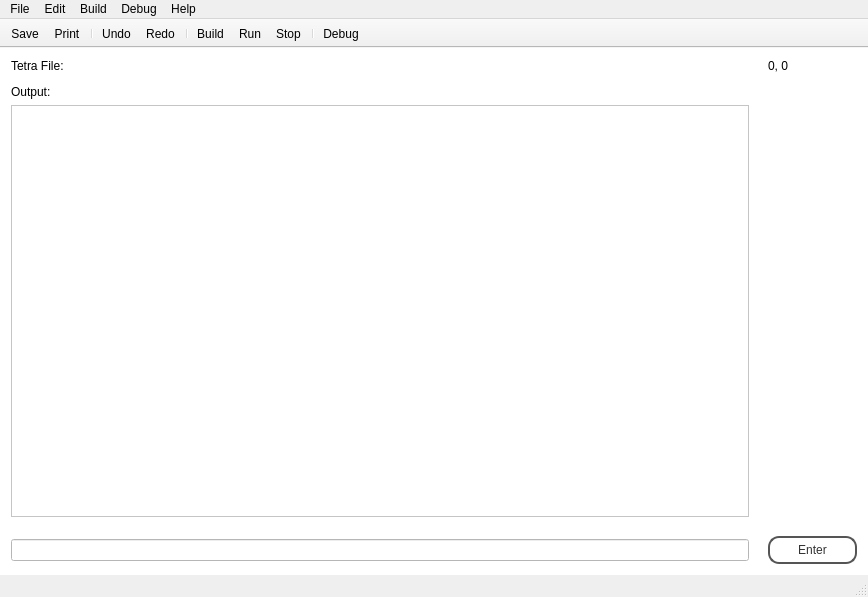
The window that gui/mainwindow.ui (IanFinlayson/tetra) describes before a commit, drawn with Qt 5.
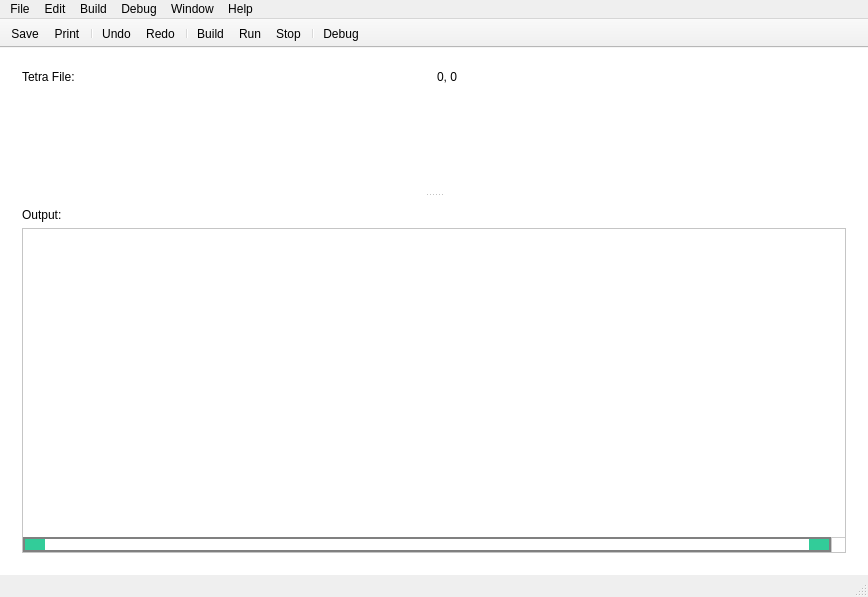
The same window after the commit. Icons and pictures are not drawn. Custom widgets are drawn as their Qt base class.

Commit message: added line number functionality, removed evaluate window, and added QSplitter for input/output windows

Diff of the .ui file:
```diff
--- a/gui/mainwindow.ui
+++ b/gui/mainwindow.ui
@@ -14,12 +14,43 @@
    <string>MainWindow</string>
   </property>
   <property name="styleSheet">
-   <string notr="true"/>
+   <string notr="true">QScrollBar:horizontal  {
+    border: 2px solid grey;
+    background: #32CC99;
+    height: 15px;
+    margin: 0px 20px 0 20px;
+}
+QScrollBar::handle:horizontal  {
+    background: white;
+    min-width: 20px;
+}
+QScrollBar::add-line:horizontal  {
+    border: 2px solid grey;
+    background: #32CC99;
+    width: 20px;
+    subcontrol-position: right;
+    subcontrol-origin: margin;
+}
+ 
+QScrollBar::sub-line:horizontal  {
+    border: 2px solid grey;
+    background: #32CC99;
+    width: 20px;
+    subcontrol-position: left;
+    subcontrol-origin: margin;
+}</string>
   </property>
   <widget class="QWidget" name="centralWidget">
    <property name="styleSheet">
     <string notr="true">background: rgb(255, 255, 255)</string>
    </property>
+   <layout class="QVBoxLayout" name="verticalLayout_2">
+    <item>
+     <widget class="QSplitter" name="splitter">
+      <property name="orientation">
+       <enum>Qt::Vertical</enum>
+      </property>
+      <widget class="QWidget" name="">
    <layout class="QGridLayout" name="gridLayout">
     <item row="0" column="0">
      <widget class="QLabel" name="tetraFileLabel">
@@ -28,8 +59,27 @@
       </property>
      </widget>
     </item>
-    <item row="3" column="0">
+        <item row="0" column="1">
+         <widget class="QLabel" name="cursorPosition">
+          <property name="sizePolicy">
+           <sizepolicy hsizetype="Minimum" vsizetype="Minimum">
+            <horstretch>0</horstretch>
+            <verstretch>0</verstretch>
+           </sizepolicy>
+          </property>
+          <property name="text">
+           <string>0, 0</string>
+          </property>
+         </widget>
+        </item>
+        <item row="1" column="0" colspan="2">
      <widget class="Editor" name="input" native="true">
+          <property name="sizePolicy">
+           <sizepolicy hsizetype="Expanding" vsizetype="Expanding">
+            <horstretch>0</horstretch>
+            <verstretch>0</verstretch>
+           </sizepolicy>
+          </property>
       <property name="sizeIncrement">
        <size>
         <width>1</width>
@@ -42,16 +92,57 @@
       <property name="contextMenuPolicy">
        <enum>Qt::DefaultContextMenu</enum>
       </property>
-     </widget>
-    </item>
-    <item row="4" column="0">
+          <property name="styleSheet">
+           <string notr="true">  QScrollBar:vertical {
+      border: 2px solid grey;
+      background: #32CC99;
+      width: 15px;
+      margin: 22px 0 22px 0;
+  }
+  QScrollBar::handle:vertical {
+      background: white;
+      min-height: 20px;
+  }
+  QScrollBar::add-line:vertical {
+      border: 2px solid grey;
+      background: #32CC99;
+      height: 20px;
+      subcontrol-position: bottom;
+      subcontrol-origin: margin;
+  }
+
+  QScrollBar::sub-line:vertical {
+      border: 2px solid grey;
+      background: #32CC99;
+      height: 20px;
+      subcontrol-position: top;
+      subcontrol-origin: margin;
+  }
+  QScrollBar::up-arrow:vertical, QScrollBar::down-arrow:vertical {
+      border: 2px solid grey;
+      width: 3px;
+      height: 3px;
+      background: white;
+  }
+
+  QScrollBar::add-page:vertical, QScrollBar::sub-page:vertical {
+      background: none;
+  }</string>
+          </property>
+         </widget>
+        </item>
+       </layout>
+      </widget>
+      <widget class="QWidget" name="">
+       <layout class="QVBoxLayout" name="verticalLayout">
+        <item>
      <widget class="QLabel" name="outputLabel">
       <property name="text">
        <string>Output:</string>
       </property>
      </widget>
     </item>
-    <item row="6" column="0">
+        <item>
      <widget class="QTextEdit" name="output">
       <property name="sizePolicy">
        <sizepolicy hsizetype="MinimumExpanding" vsizetype="MinimumExpanding">
@@ -59,82 +150,41 @@
         <verstretch>0</verstretch>
        </sizepolicy>
       </property>
+          <property name="autoFillBackground">
+           <bool>false</bool>
+          </property>
+          <property name="styleSheet">
+           <string notr="true">QScrollBar { border: none; }
+QScrollBar::sub-page:horizontal { background-color: red; }
+QScrollBar::add-page:horizontal { background-color: green; }
+QScrollBar::sub-page:vertical   { background-color: blue; }
+QScrollBar::add-page:vertical   { background-color: yellow; }</string>
+          </property>
+          <property name="frameShadow">
+           <enum>QFrame::Plain</enum>
+          </property>
+          <property name="verticalScrollBarPolicy">
+           <enum>Qt::ScrollBarAlwaysOn</enum>
+          </property>
+          <property name="horizontalScrollBarPolicy">
+           <enum>Qt::ScrollBarAlwaysOn</enum>
+          </property>
+          <property name="sizeAdjustPolicy">
+           <enum>QAbstractScrollArea::AdjustToContentsOnFirstShow</enum>
+          </property>
+          <property name="lineWrapMode">
+           <enum>QTextEdit::WidgetWidth</enum>
+          </property>
       <property name="readOnly">
        <bool>true</bool>
       </property>
-     </widget>
-    </item>
-    <item row="8" column="0">
-     <widget class="QLineEdit" name="lineEdit"/>
-    </item>
-    <item row="7" column="0">
-     <spacer name="verticalSpacer">
-      <property name="orientation">
-       <enum>Qt::Vertical</enum>
-      </property>
-      <property name="sizeType">
-       <enum>QSizePolicy::Fixed</enum>
-      </property>
-      <property name="sizeHint" stdset="0">
-       <size>
-        <width>20</width>
-        <height>13</height>
-       </size>
-      </property>
-     </spacer>
-    </item>
-    <item row="8" column="1">
-     <spacer name="horizontalSpacer_2">
-      <property name="orientation">
-       <enum>Qt::Horizontal</enum>
-      </property>
-      <property name="sizeType">
-       <enum>QSizePolicy::Fixed</enum>
-      </property>
-      <property name="sizeHint" stdset="0">
-       <size>
-        <width>13</width>
-        <height>20</height>
-       </size>
-      </property>
-     </spacer>
-    </item>
-    <item row="8" column="2">
-     <widget class="QPushButton" name="enterButton">
-      <property name="styleSheet">
-       <string notr="true">QPushButton {
-color: #333;
-border: 2px solid #555;
-border-radius: 11px;
-padding: 5px;
-background: qradialgradient(cx: 0.3, cy: -0.4,
-fx: 0.3, fy: -0.4,
-radius: 1.35, stop: 0 #fff, stop: 1 #888);
-min-width: 75px;
-}
-
-QPushButton:hover {
-background: qradialgradient(cx: 0.3, cy: -0.4,
-fx: 0.3, fy: -0.4,
-radius: 1.35, stop: 0 #fff, stop: 1 #bbb);
-}
-
-QPushButton:pressed {
-background: qradialgradient(cx: 0.4, cy: -0.1,
-fx: 0.4, fy: -0.1,
-radius: 1.35, stop: 0 #fff, stop: 1 #ddd);
-}</string>
-      </property>
-      <property name="text">
-       <string>Enter</string>
-      </property>
-     </widget>
-    </item>
-    <item row="0" column="2">
-     <widget class="QLabel" name="cursorPosition">
-      <property name="text">
-       <string>0, 0</string>
-      </property>
+          <property name="placeholderText">
+           <string/>
+          </property>
+         </widget>
+        </item>
+       </layout>
+      </widget>
      </widget>
     </item>
    </layout>
@@ -198,10 +248,20 @@
     </property>
     <addaction name="actionDebug"/>
    </widget>
+   <widget class="QMenu" name="menuWindow">
+    <property name="title">
+     <string>Window</string>
+    </property>
+    <addaction name="actionMinimize"/>
+    <addaction name="actionFull_Screen"/>
+    <addaction name="separator"/>
+    <addaction name="actionLine_Numbers"/>
+   </widget>
    <addaction name="menuFile"/>
    <addaction name="menuEdit"/>
    <addaction name="menuBuild"/>
    <addaction name="menuDebug"/>
+   <addaction name="menuWindow"/>
    <addaction name="menuHelp"/>
   </widget>
   <widget class="QStatusBar" name="statusBar"/>
```
Left out of the diff: 32 changed lines with no effect on the pictures. Lines whose indentation alone changed are shown as unchanged. The commit also changes 13 other files.
